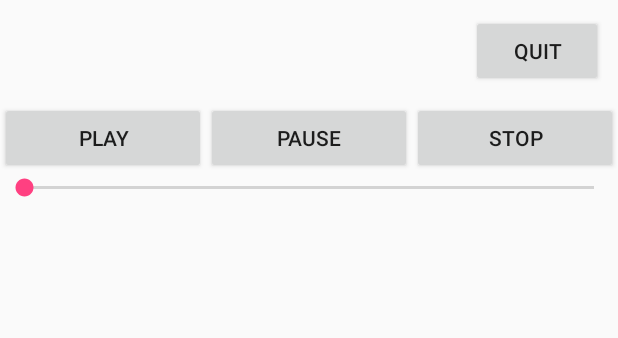
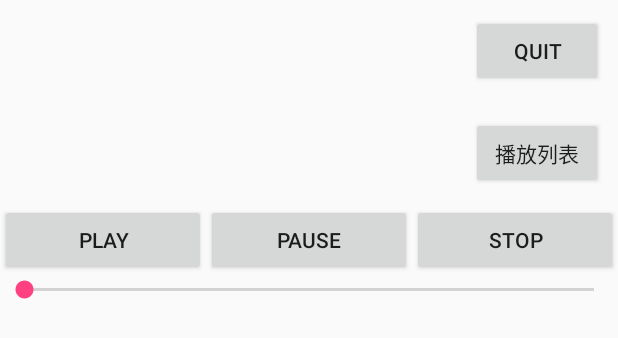
Before and after one commit to WDdeBWT/AndroidJob1, an Android app: the layout activity_list.xml on its own in the app's theme, with its tools: preview values and no code run, on a phone screen of 412 x 824 dp. Shown: the top 338 px of the screen. Run offline under Robolectric (Android 15) with nearby library versions, the phone set to English and light mode, and no system bars.

Commit message:
1129-大作业，音乐播放器实现播放列表

```diff
--- a/app/src/main/AndroidManifest.xml
+++ b/app/src/main/AndroidManifest.xml
@@ -18,6 +18,7 @@
             </intent-filter>
         </activity>
         <activity android:name=".ListActivity"></activity>
+        <activity android:name=".PlayListActivity"></activity>
 
     </application>
 
--- a/app/src/main/res/layout/activity_list.xml
+++ b/app/src/main/res/layout/activity_list.xml
@@ -10,10 +10,10 @@
 
         <TextView
             android:id="@+id/txt_welcome"
+            android:layout_width="wrap_content"
+            android:layout_height="wrap_content"
             android:layout_alignParentLeft="true"
-            android:layout_margin="@dimen/img_margin"
-            android:layout_width="wrap_content"
-            android:layout_height="wrap_content" />
+            android:layout_margin="@dimen/img_margin" />
 
         <Button
             android:id="@+id/btn_back"
@@ -21,7 +21,27 @@
             android:layout_height="wrap_content"
             android:layout_alignParentRight="true"
             android:layout_margin="@dimen/img_margin"
-            android:text="@string/quit"/>
+            android:text="@string/quit" />
+    </RelativeLayout>
+
+    <RelativeLayout
+        android:layout_width="match_parent"
+        android:layout_height="wrap_content">
+
+        <TextView
+            android:id="@+id/txt_song_path"
+            android:layout_width="wrap_content"
+            android:layout_height="wrap_content"
+            android:layout_alignParentLeft="true"
+            android:layout_margin="@dimen/img_margin" />
+
+        <Button
+            android:id="@+id/btn_playlist"
+            android:layout_width="wrap_content"
+            android:layout_height="wrap_content"
+            android:layout_alignParentRight="true"
+            android:layout_margin="@dimen/img_margin"
+            android:text="播放列表" />
     </RelativeLayout>
 
     <LinearLayout
```
Also changed, not shown: app/src/main/java/edu/whut/baiwentao/androidjob1/ListActivity.java (+56 -2 lines), app/src/main/java/edu/whut/baiwentao/androidjob1/PlayListActivity.java (added, +61 -0 lines), app/src/main/res/layout/play_list.xml (added, +23 -0 lines).
